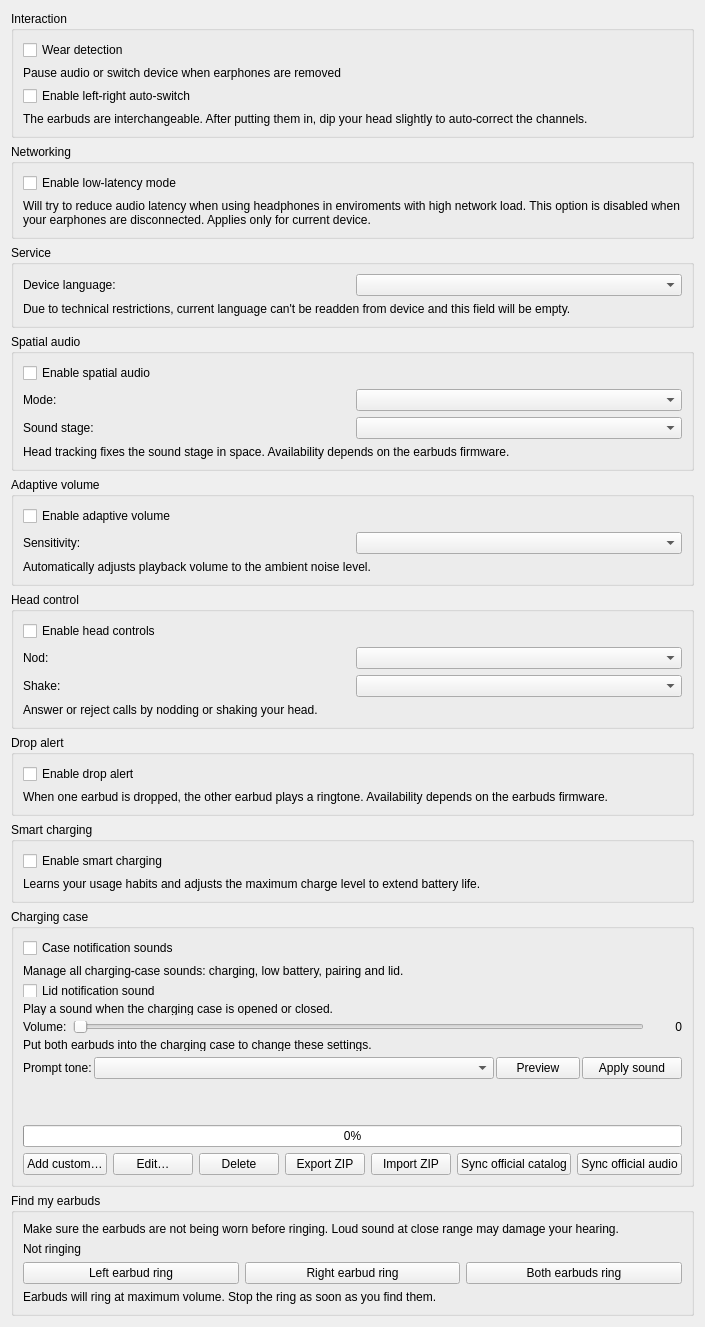
The window that openfreebuds_qt/designer/device_other.ui (melianmiko/OpenFreebuds) describes before a commit, drawn with Qt 5.
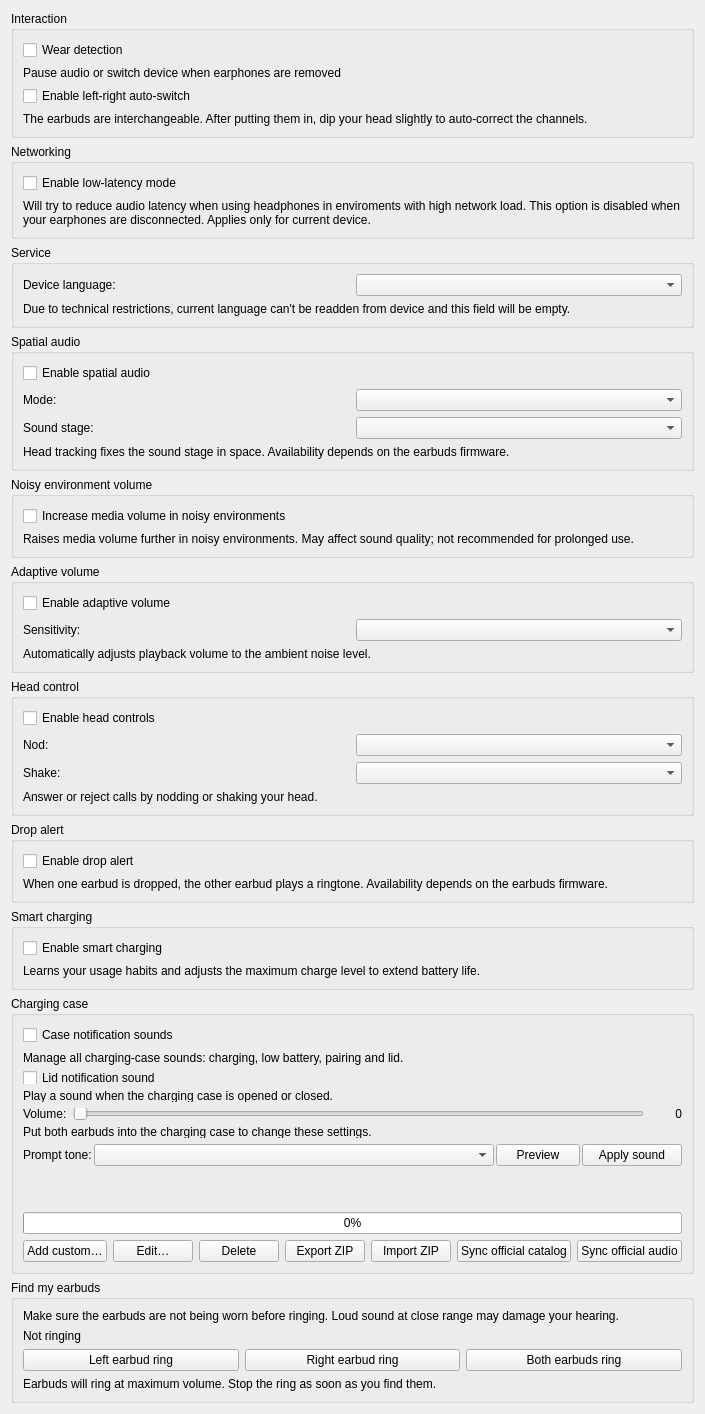
The same window after the commit.

Commit message: Add noisy environment media volume boost switch

What changed in the file:
```diff
--- a/openfreebuds_qt/designer/device_other.ui
+++ b/openfreebuds_qt/designer/device_other.ui
@@ -182,6 +182,32 @@
      </layout>
     </widget>
    </item>
+   <item>
+    <widget class="QGroupBox" name="big_volume_root">
+     <property name="title">
+      <string>Noisy environment volume</string>
+     </property>
+     <layout class="QVBoxLayout" name="verticalLayout_big_volume">
+      <item>
+       <widget class="QCheckBox" name="big_volume_toggle">
+        <property name="text">
+         <string>Increase media volume in noisy environments</string>
+        </property>
+       </widget>
+      </item>
+      <item>
+       <widget class="QLabel" name="big_volume_hint">
+        <property name="text">
+         <string>Raises media volume further in noisy environments. May affect sound quality; not recommended for prolonged use.</string>
+        </property>
+        <property name="wordWrap">
+         <bool>true</bool>
+        </property>
+       </widget>
+      </item>
+     </layout>
+    </widget>
+   </item>
    <item>
     <widget class="QGroupBox" name="adaptive_volume_root">
      <property name="title">
```
The commit also changes 11 other files.
